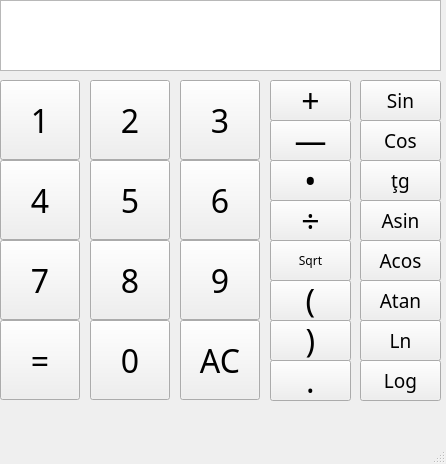
The window that src/qt/SmartCalc/mainwindow.ui (Knew1t/SmartCalc) describes before a commit, drawn with Qt 5.
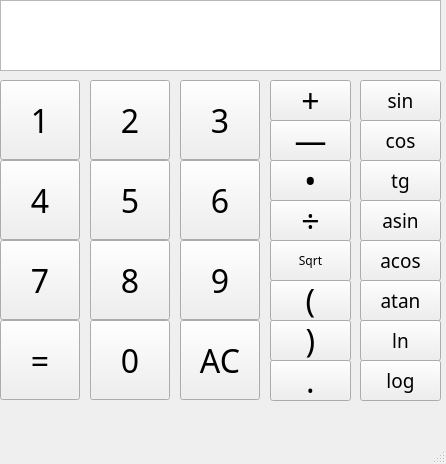
The same window after the commit.

```diff
--- a/src/qt/SmartCalc/mainwindow.ui
+++ b/src/qt/SmartCalc/mainwindow.ui
@@ -54,7 +54,7 @@
      </font>
     </property>
     <property name="text">
-     <string>Acos</string>
+     <string>acos</string>
     </property>
    </widget>
    <widget class="QPushButton" name="button_clear">
@@ -130,7 +130,7 @@
      </font>
     </property>
     <property name="text">
-     <string>Log</string>
+     <string>log</string>
     </property>
    </widget>
    <widget class="QPushButton" name="button_minus">
@@ -187,7 +187,7 @@
      </font>
     </property>
     <property name="text">
-     <string>Sin</string>
+     <string>sin</string>
     </property>
    </widget>
    <widget class="QPushButton" name="button_9">
@@ -292,7 +292,7 @@
      </font>
     </property>
     <property name="text">
-     <string>Cos</string>
+     <string>cos</string>
     </property>
    </widget>
    <widget class="QPushButton" name="button_tg">
@@ -311,7 +311,7 @@
      </font>
     </property>
     <property name="text">
-     <string>ţg</string>
+     <string>tg</string>
     </property>
    </widget>
    <widget class="QPushButton" name="pushButton_19">
@@ -330,7 +330,7 @@
      </font>
     </property>
     <property name="text">
-     <string>Ln</string>
+     <string>ln</string>
     </property>
    </widget>
    <widget class="QPushButton" name="button_0">
@@ -406,7 +406,7 @@
      </font>
     </property>
     <property name="text">
-     <string>Atan</string>
+     <string>atan</string>
     </property>
    </widget>
    <widget class="QPushButton" name="button_3">
@@ -495,7 +495,7 @@
      </font>
     </property>
     <property name="text">
-     <string>Asin</string>
+     <string>asin</string>
     </property>
    </widget>
    <widget class="QPushButton" name="button_plus">
```
Left out of the diff: 6 changed lines with no effect on the pictures.
